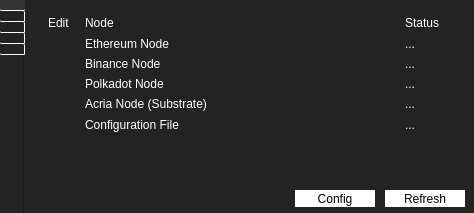
Acria-Network/Acria-Oracle-Node-Qt, file mainwindow.ui: the form before one commit.
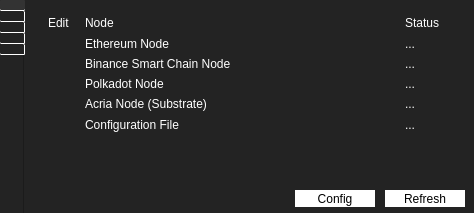
The form after the commit. The open tabs and pages were chosen to show the change. Icons and pictures are not drawn.

```diff
--- a/mainwindow.ui
+++ b/mainwindow.ui
@@ -471,7 +471,7 @@
        </rect>
       </property>
       <property name="text">
-       <string>Binance Node</string>
+       <string>Binance Smart Chain Node</string>
       </property>
      </widget>
      <widget class="QPushButton" name="pushButton_binance_settings">
```
Left out of the diff: 2 changed lines with no effect on the pictures.
